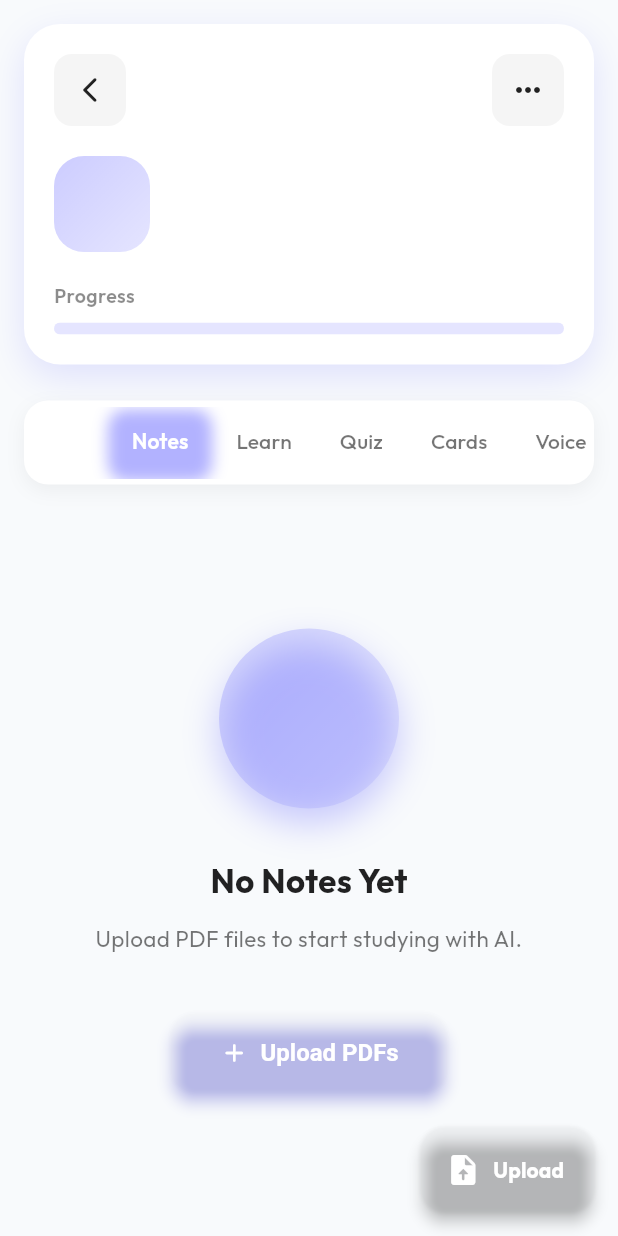
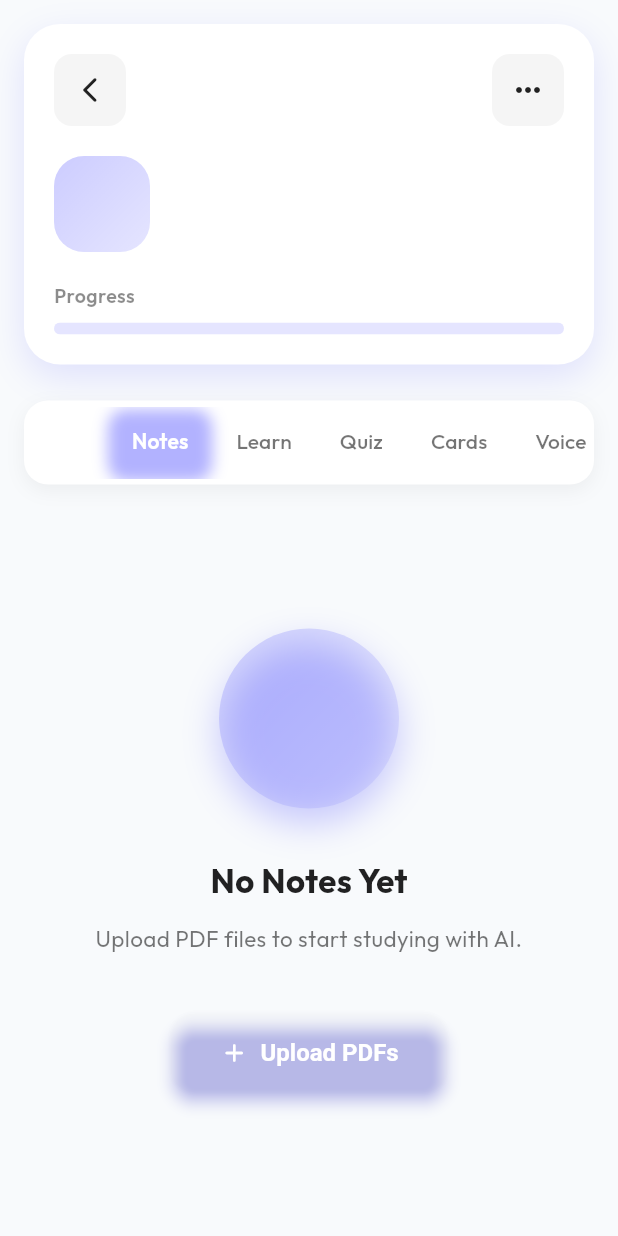
Before and after one commit to nileshpatil6/hackgenesis, a Flutter app: the SubjectDetailScreen screen opened directly with empty values, on a phone screen of 412 x 824 dp. Run offline on Flutter 3.47's test engine with Material 3 defaults, Android fonts, the phone set to English and light mode, and no system bars; our stand-ins replace confetti, file_picker, firebase_auth, firebase_core, flip_card, flutter_local_notifications and 8 more; accounts and stored records are empty; generated files the repository leaves out were written again.

Commit message:
Stop the upload FAB colliding with the empty-state button
Every tab's empty state already renders its own Upload PDFs call to action,
and the FAB rendered a second Upload button on top of it in the same corner.
The FAB is now hidden while a tab is showing its empty state, so there is one
call to action at a time.

```diff
--- a/canvas/edtech-app/lib/screens/subjects/subject_detail_screen.dart
+++ b/canvas/edtech-app/lib/screens/subjects/subject_detail_screen.dart
@@ -375,25 +375,49 @@ class _SubjectDetailScreenState extends State<SubjectDetailScreen>
           ],
         ),
       ),
-      floatingActionButton: _tabController.index == 0
-          ? FloatingActionButton.extended(
-              onPressed: _uploadFile,
-              backgroundColor: subjectColor,
-              icon: const Icon(Icons.upload_file_rounded, color: Colors.white),
-              label: const Text('Upload',
-                  style: TextStyle(
-                      color: Colors.white, fontWeight: FontWeight.bold)),
-              elevation: 4,
-            )
-          : FloatingActionButton.extended(
-              onPressed: () => _onSecondaryFabPressed(subjectColor),
-              backgroundColor: subjectColor,
-              icon: const Icon(Icons.add_rounded, color: Colors.white),
-              label: const Text('Create',
-                  style: TextStyle(
-                      color: Colors.white, fontWeight: FontWeight.bold)),
-              elevation: 4,
-            ),
+      // Every empty state already renders its own "Upload PDFs" call to
+      // action, so showing the button again as a FAB duplicated it and the
+      // two overlapped in the corner. The FAB only appears once a tab has
+      // content and the inline button is gone.
+      floatingActionButton: _buildFab(subjectColor),
+    );
+  }
+
+  /// Whether the visible tab is currently showing its empty state.
+  bool get _activeTabIsEmpty {
+    switch (_tabController.index) {
+      case 0:
+      case 1:
+        return _uploadedFiles.isEmpty;
+      case 2:
+        return _uploadedFiles.isEmpty && _quizzes.isEmpty;
+      case 3:
+        return _uploadedFiles.isEmpty && _flashcards.isEmpty;
+      default:
+        return false;
+    }
+  }
+
+  Widget? _buildFab(Color subjectColor) {
+    if (_activeTabIsEmpty) return null;
+
+    final isNotes = _tabController.index == 0;
+    return FloatingActionButton.extended(
+      onPressed:
+          isNotes ? _uploadFile : () => _onSecondaryFabPressed(subjectColor),
+      backgroundColor: subjectColor,
+      icon: Icon(
+        isNotes ? Icons.upload_file_rounded : Icons.add_rounded,
+        color: Colors.white,
+      ),
+      label: Text(
+        isNotes ? 'Upload' : 'Create',
+        style: const TextStyle(
+          color: Colors.white,
+          fontWeight: FontWeight.bold,
+        ),
+      ),
+      elevation: 4,
     );
   }
 
```
